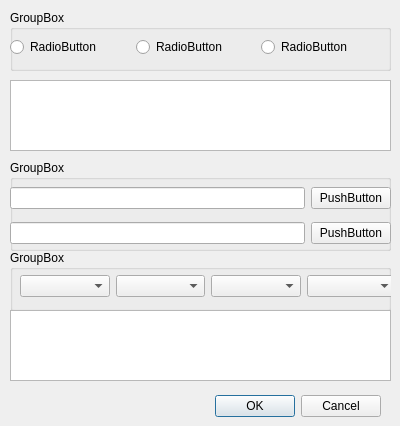
Before: the Qt Designer form BerViewer/sign_verify_dlg.ui in jykim74/BerEditor, drawn with Qt 5.
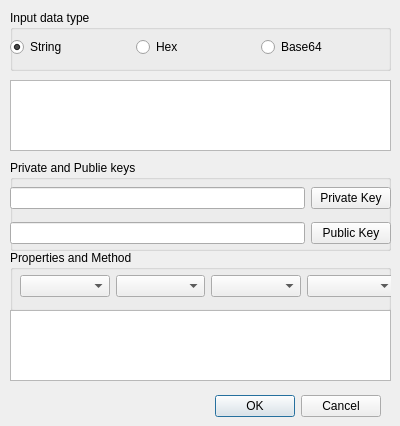
After: the same form once the commit is applied.

The edit to the form file:
```diff
--- a/BerViewer/sign_verify_dlg.ui
+++ b/BerViewer/sign_verify_dlg.ui
@@ -39,7 +39,7 @@
     </rect>
    </property>
    <property name="title">
-    <string>GroupBox</string>
+    <string>Input data type</string>
    </property>
    <widget class="QWidget" name="gridLayoutWidget">
     <property name="geometry">
@@ -54,21 +54,24 @@
      <item row="0" column="1">
       <widget class="QRadioButton" name="radioButton_2">
        <property name="text">
-        <string>RadioButton</string>
+        <string>Hex</string>
        </property>
       </widget>
      </item>
      <item row="0" column="0">
       <widget class="QRadioButton" name="radioButton">
        <property name="text">
-        <string>RadioButton</string>
+        <string>String</string>
+       </property>
+       <property name="checked">
+        <bool>true</bool>
        </property>
       </widget>
      </item>
      <item row="0" column="2">
       <widget class="QRadioButton" name="radioButton_3">
        <property name="text">
-        <string>RadioButton</string>
+        <string>Base64</string>
        </property>
       </widget>
      </item>
@@ -95,7 +98,7 @@
     </rect>
    </property>
    <property name="title">
-    <string>GroupBox</string>
+    <string>Private and Publie keys</string>
    </property>
    <widget class="QWidget" name="gridLayoutWidget_2">
     <property name="geometry">
@@ -113,7 +116,7 @@
      <item row="0" column="1">
       <widget class="QPushButton" name="pushButton">
        <property name="text">
-        <string>PushButton</string>
+        <string>Private Key</string>
        </property>
       </widget>
      </item>
@@ -123,7 +126,7 @@
      <item row="1" column="1">
       <widget class="QPushButton" name="pushButton_2">
        <property name="text">
-        <string>PushButton</string>
+        <string>Public Key</string>
        </property>
       </widget>
      </item>
@@ -140,7 +143,7 @@
     </rect>
    </property>
    <property name="title">
-    <string>GroupBox</string>
+    <string>Properties and Method</string>
    </property>
    <widget class="QWidget" name="gridLayoutWidget_3">
     <property name="geometry">
```
Left out of the diff: 26 changed lines with no effect on the pictures.
